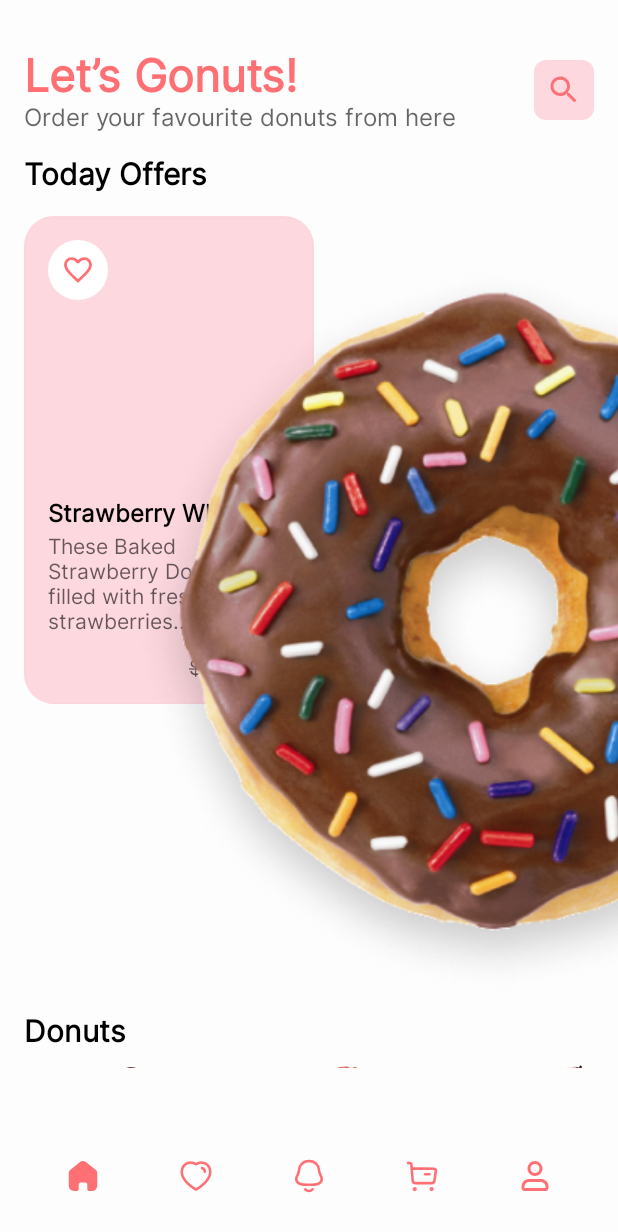
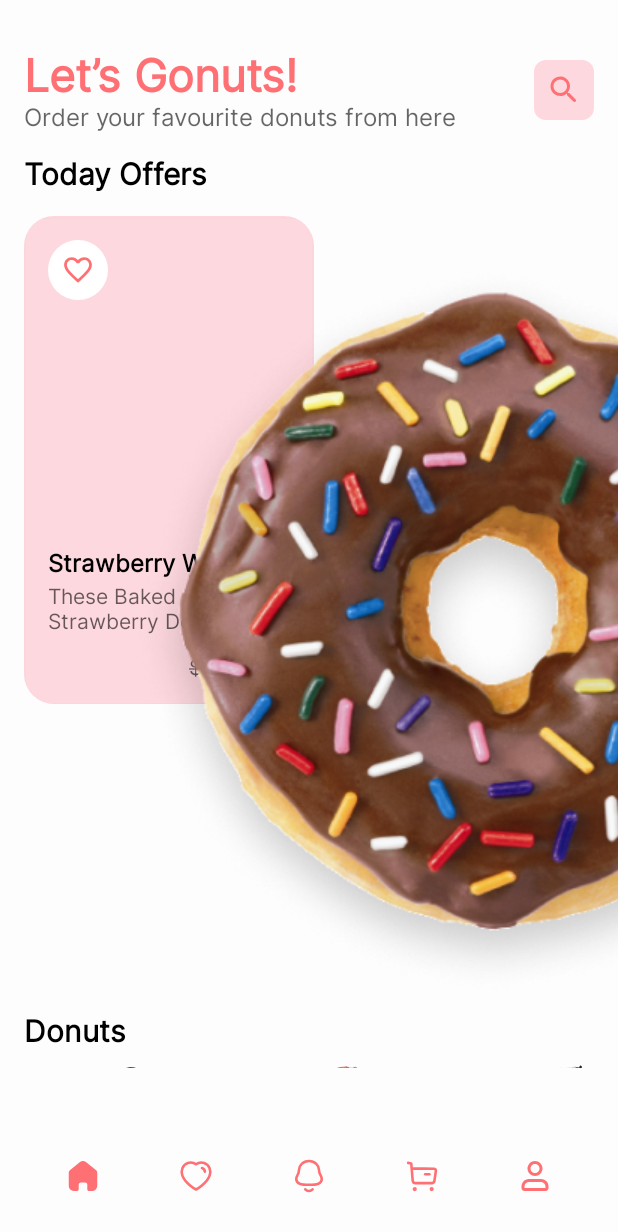
Before and after one commit to msalarab/Donut, an Android app built with Jetpack Compose: the screen it shows after launch (MainActivity), after a tap on "Get Started", on a phone screen of 412 x 824 dp. Shown: the top 1232 px of the screen. Run offline under Robolectric (Android 15) with nearby library versions, the phone set to English and light mode, and no system bars; our stand-ins replace Dagger/Hilt's generated code, accompanist.

```diff
--- a/app/src/main/java/com/example/donut/DataSource.kt
+++ b/app/src/main/java/com/example/donut/DataSource.kt
@@ -6,11 +6,11 @@ import com.example.donut.screens.home.TopOffersDonutUiState
 object DataSource {
 
     val topOffers = listOf(
-        TopOffersDonutUiState(image = R.drawable.image_7, title = "Strawberry Wheel", description = "These Baked Strawberry Donuts are filled with fresh strawberries...", price = "$20", discount = "$15"),
-        TopOffersDonutUiState(image = R.drawable.image_7, title = "Chocolate Glaze", description = " A chocolate-flavored donut often coated with chocolate.", price = "$30", discount = "$25"),
-        TopOffersDonutUiState(image = R.drawable.image_7, title = "Jelly Donut", description = "Moist and fluffy baked chocolate donuts full of chocolate flavor.", price = "$40", discount = "$35"),
-        TopOffersDonutUiState(image = R.drawable.image_7, title = "Old-Fashioned", description = "A donut made with chunks of apple mixed into the dough.", price = "$15", discount = "$10"),
-        TopOffersDonutUiState(image = R.drawable.image_7, title = "Apple Fritter", description = "A donut made with chunks of apple mixed into the dough.", price = "$10", discount = "$5"),
+        TopOffersDonutUiState(image = R.drawable.image_7, title = "Strawberry Wheel", description = "These Baked Strawberry Donuts.", price = "$20", discount = "$15"),
+        TopOffersDonutUiState(image = R.drawable.image_7, title = "Chocolate Glaze", description = " A chocolate-flavored donut.", price = "$30", discount = "$25"),
+        TopOffersDonutUiState(image = R.drawable.image_7, title = "Jelly Donut", description = "Moist and fluffy baked chocolate donut.", price = "$40", discount = "$35"),
+        TopOffersDonutUiState(image = R.drawable.image_7, title = "Old-Fashioned", description = "Moist and fluffy baked chocolate donut.", price = "$15", discount = "$10"),
+        TopOffersDonutUiState(image = R.drawable.image_7, title = "Apple Fritter", description = "Moist and fluffy baked chocolate donut.", price = "$10", discount = "$5"),
         TopOffersDonutUiState(image = R.drawable.image_7, title = "Powdered Sugar Donut", description = "A simple donut covered in powdered sugar.", price = "$13", discount = "$8"),
     )
 
--- a/app/src/main/java/com/example/donut/components/BottomNavigation.kt
+++ b/app/src/main/java/com/example/donut/components/BottomNavigation.kt
@@ -43,7 +43,7 @@ fun BottomNavBar(navController: NavHostController) {
             )
         )
     }
-    if (selectedScreen != AppDestination.BoardingScreen.route) {
+    if (selectedScreen != AppDestination.BoardingScreen.route && selectedScreen != AppDestination.DetailsScreen.route) {
         Row(
             modifier = Modifier
                 .fillMaxWidth()
--- a/app/src/main/java/com/example/donut/screens/details/DetailsRoute.kt
+++ b/app/src/main/java/com/example/donut/screens/details/DetailsRoute.kt
@@ -6,5 +6,5 @@ import androidx.navigation.compose.composable
 import com.example.donut.AppDestination
 
 fun NavGraphBuilder.detailsRoute(navHostController : NavHostController){
-    composable(AppDestination.DetailsScreen.route) {  }
+    composable(AppDestination.DetailsScreen.route) { DetailsScreen() }
 }
--- a/app/src/main/java/com/example/donut/screens/home/HomeScreen.kt
+++ b/app/src/main/java/com/example/donut/screens/home/HomeScreen.kt
@@ -18,6 +18,7 @@ import androidx.compose.ui.res.stringResource
 import androidx.compose.ui.unit.dp
 import androidx.hilt.navigation.compose.hiltViewModel
 import androidx.navigation.NavHostController
+import com.example.donut.AppDestination
 import com.example.donut.R
 import com.example.donut.screens.home.composable.DonutsHomeCard
 import com.example.donut.screens.home.composable.HomeHeader
@@ -31,11 +32,15 @@ fun HomeScreen(
     viewModel: HomeViewModel = hiltViewModel()
 ) {
     val state by viewModel.state.collectAsState()
-    HomeContent(state, viewModel)
+    HomeContent(state, viewModel, navHostController)
 }
 
 @Composable
-fun HomeContent(state: HomeUiState, homeInteraction: HomeInteraction) {
+fun HomeContent(
+    state: HomeUiState,
+    homeInteraction: HomeInteraction,
+    navHostController: NavHostController
+) {
     Column(
         modifier = Modifier
             .background(Background)
@@ -61,9 +66,9 @@ fun HomeContent(state: HomeUiState, homeInteraction: HomeInteraction) {
                     horizontalArrangement = Arrangement.spacedBy(8.dp)
                 ) {
                     itemsIndexed(state.topOffers) { index, item ->
-                        TopOffersDonutHomeCard(state = state.topOffers[index]) {
-                            homeInteraction.onClickCardFavoriteIcon(index)
-                        }
+                        TopOffersDonutHomeCard(state = state.topOffers[index],
+                            onClickCard = { navHostController.navigate(AppDestination.DetailsScreen.route) },
+                            onClickIconFavorite = { homeInteraction.onClickCardFavoriteIcon(index) })
                     }
                 }
             }
--- a/app/src/main/java/com/example/donut/screens/home/composable/TopOffersDonutHomeCard.kt
+++ b/app/src/main/java/com/example/donut/screens/home/composable/TopOffersDonutHomeCard.kt
@@ -39,11 +39,13 @@ import com.example.donut.ui.theme.Typography
 @Composable
 fun TopOffersDonutHomeCard(
     backgroundTint: Color = Pink30,
-    state : TopOffersDonutUiState = TopOffersDonutUiState(),
-    onClickIconFavorite : () -> Unit
+    state: TopOffersDonutUiState = TopOffersDonutUiState(),
+    onClickCard: () -> Unit,
+    onClickIconFavorite: () -> Unit
 ) {
 
-    val transition = updateTransition(targetState = state.favoriteIcon, label = "iconFavoriteAnimation")
+    val transition =
+        updateTransition(targetState = state.favoriteIcon, label = "iconFavoriteAnimation")
     val iconColor = transition.animateColor(label = "") { transitionState ->
         when (transitionState) {
             true -> Color.White
@@ -65,7 +67,7 @@ fun TopOffersDonutHomeCard(
                 .clip(RoundedCornerShape(20.dp))
                 .background(backgroundTint)
                 .shadow(elevation = 1.dp, spotColor = ShadowColor)
-                .clickable { }
+                .clickable { onClickCard() }
         ) {
 
             RoundedButton(
```
Also changed, not shown: app/src/main/java/com/example/donut/screens/details/DetailsScreen.kt (+23 -0 lines).
